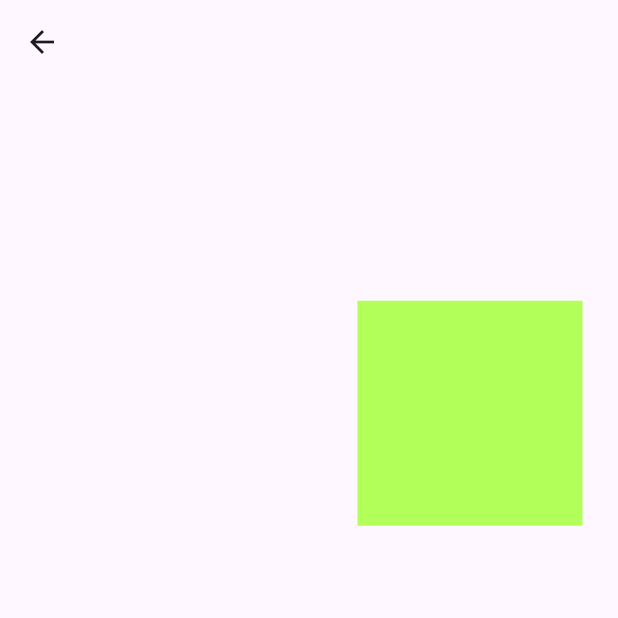
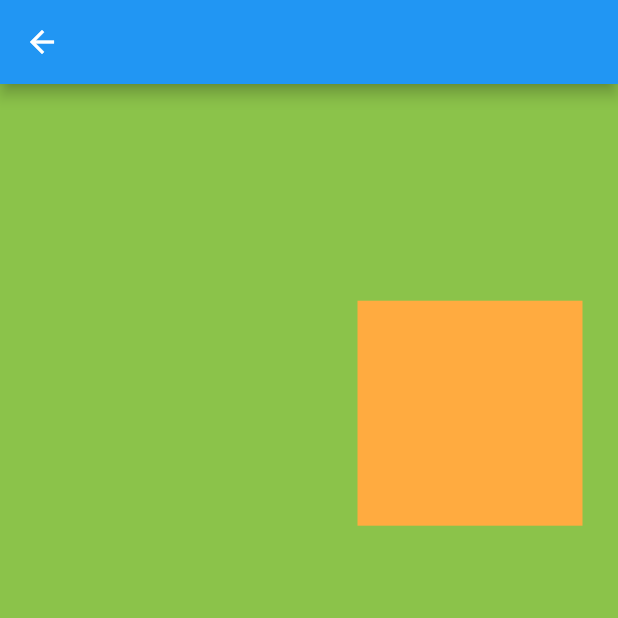
Before and after one commit to macy11/FlutterDefineView, a Flutter app: the screen it shows after launch, after a tap on "SlideTransitionPage", on a phone screen of 412 x 824 dp, the top half of it. Run offline on Flutter 3.47's test engine with Material 3 defaults, Android fonts, the phone set to English and light mode, and no system bars; our stand-ins replace fluttertoast; missing offline and left inert: auto_orientation.

```diff
--- a/lib/main.dart
+++ b/lib/main.dart
@@ -25,6 +25,7 @@ class MyApp extends StatelessWidget {
       title: 'Flutter Demo',
       theme: ThemeData(
         primarySwatch: Colors.blue,
+        useMaterial3: false,
       ),
       home: const MyHomePage(title: 'Flutter Demo Home Page'),
       navigatorObservers: [routeObserver],
--- a/lib/slide_transition_page.dart
+++ b/lib/slide_transition_page.dart
@@ -39,18 +39,18 @@ class _SlideTransitionPageState extends State<SlideTransitionPage> with SingleTi
         body: SafeArea(
             child: Stack(
           children: [
+            Container(width: double.infinity, height: double.infinity, color: Colors.lightGreen, child: null),
             SlideTransition(
               position: _offsetAnimation,
               child: Container(
-                  color: Colors.lightGreenAccent,
+                color: Colors.orangeAccent,
                 width: 150,
                 height: 150,
-                  child: const SizedBox(),
+                child: null,
               ),
             ),
           ],
-          ),
-        ));
+        )));
   }
 
   @override
```
Also changed, not shown: lib/notification/send_msg_notification.dart (added, +7 -0 lines), lib/notification_route.dart (added, +58 -0 lines), lib/other_ink_well_btn_page.dart (+7 -2 lines), pubspec.lock. Lines whose indentation alone changed are shown as unchanged.
